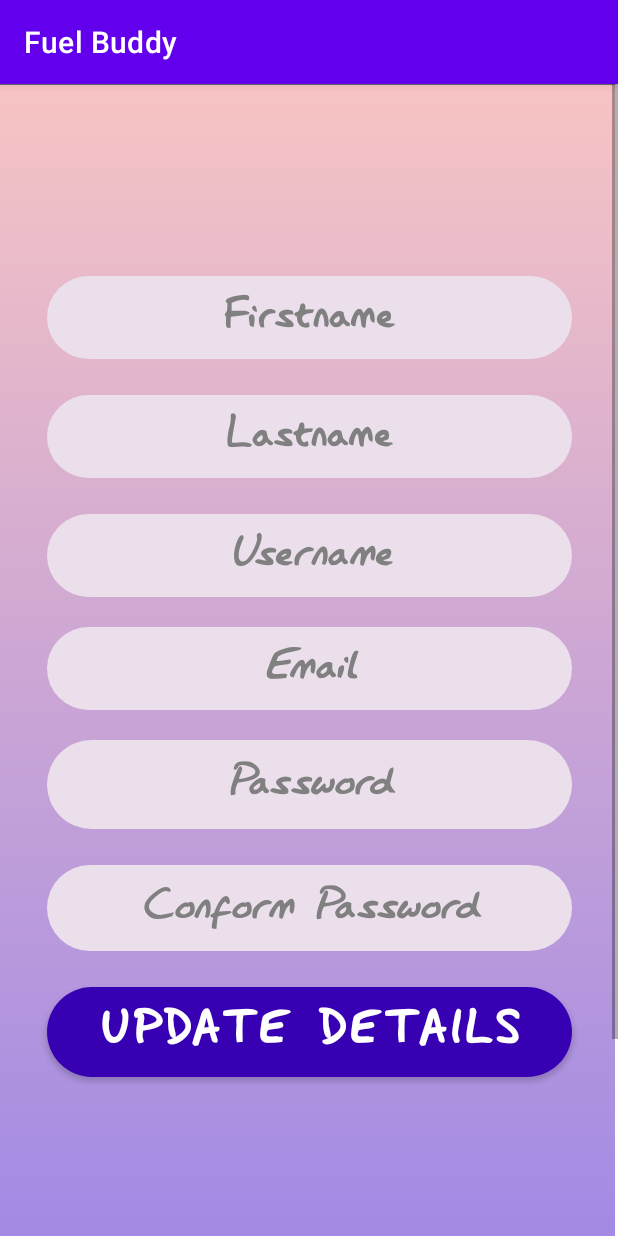
After one commit to Kethaka-fonseka/Fuel-Management-Application-Frontend, an Android app: the UserProfileActivity screen opened directly, with no data from a screen before it, on a phone screen of 412 x 824 dp. The commit adds this screen. Run offline under Robolectric (Android 15) with nearby library versions, the light colour scheme and no system bars.

Commit message:
added user profile

```diff
--- /dev/null
+++ b/app/src/main/java/com/example/fuel_management/Activities/UserProfileActivity.java
@@ -0,0 +1,16 @@
+package com.example.fuel_management.Activities;
+
+import androidx.appcompat.app.AppCompatActivity;
+
+import android.os.Bundle;
+
+import com.example.fuel_management.R;
+
+public class UserProfileActivity extends AppCompatActivity {
+
+    @Override
+    protected void onCreate(Bundle savedInstanceState) {
+        super.onCreate(savedInstanceState);
+        setContentView(R.layout.activity_user_profile);
+    }
+}
--- /dev/null
+++ b/app/src/main/res/layout/activity_user_profile.xml
@@ -0,0 +1,202 @@
+<?xml version="1.0" encoding="utf-8"?>
+<androidx.constraintlayout.widget.ConstraintLayout xmlns:android="http://schemas.android.com/apk/res/android"
+    xmlns:app="http://schemas.android.com/apk/res-auto"
+    xmlns:tools="http://schemas.android.com/tools"
+    android:layout_width="match_parent"
+    android:layout_height="match_parent">
+
+    <ScrollView
+        android:layout_width="match_parent"
+        android:layout_height="match_parent"
+        app:layout_constraintBottom_toBottomOf="parent"
+        app:layout_constraintEnd_toEndOf="parent"
+        app:layout_constraintStart_toStartOf="parent"
+        app:layout_constraintTop_toTopOf="parent">
+
+        <androidx.constraintlayout.widget.ConstraintLayout
+            android:layout_width="match_parent"
+            android:layout_height="match_parent">
+
+            <ImageView
+                android:id="@+id/background_img"
+                android:layout_width="410dp"
+                android:layout_height="match_parent"
+                android:scaleType="centerCrop"
+                app:layout_constraintBottom_toBottomOf="parent"
+                app:layout_constraintEnd_toEndOf="parent"
+                app:layout_constraintHorizontal_bias="0.0"
+                app:layout_constraintStart_toStartOf="parent"
+                app:layout_constraintTop_toTopOf="parent"
+                app:layout_constraintVertical_bias="1.0"
+                app:srcCompat="@drawable/background" />
+
+            <EditText
+                android:id="@+id/Edt_User_Profile_Username"
+                android:layout_width="350dp"
+                android:layout_height="55dp"
+                android:layout_marginStart="24dp"
+                android:layout_marginTop="24dp"
+                android:layout_marginEnd="24dp"
+                android:background="@drawable/edittext_background"
+                android:ems="10"
+                android:fontFamily="@font/lazy_dog"
+                android:hint="@string/Username"
+                android:inputType="none"
+                android:textAlignment="center"
+                android:textColor="@color/black"
+                android:textColorHint="@color/gray"
+                android:textSize="34sp"
+                android:textStyle="italic"
+                app:layout_constraintEnd_toEndOf="parent"
+                app:layout_constraintHorizontal_bias="0.538"
+                app:layout_constraintStart_toStartOf="parent"
+                app:layout_constraintTop_toBottomOf="@+id/Edt_User_Profile_Lastname" />
+
+            <EditText
+                android:id="@+id/Edt_User_Profile_Firstname"
+                android:layout_width="350dp"
+                android:layout_height="55dp"
+                android:layout_marginStart="24dp"
+                android:layout_marginTop="128dp"
+                android:layout_marginEnd="24dp"
+                android:background="@drawable/edittext_background"
+                android:ems="10"
+                android:fontFamily="@font/lazy_dog"
+                android:hint="@string/FirstName"
+                android:inputType="none"
+                android:textAlignment="center"
+                android:textColor="@color/black"
+                android:textColorHint="@color/gray"
+                android:textSize="34sp"
+                app:layout_constraintEnd_toEndOf="parent"
+                app:layout_constraintHorizontal_bias="0.538"
+                app:layout_constraintStart_toStartOf="parent"
+                app:layout_constraintTop_toTopOf="parent" />
+
+            <EditText
+                android:id="@+id/Edt_User_Profile_Lastname"
+                android:layout_width="350dp"
+                android:layout_height="55dp"
+                android:layout_marginStart="24dp"
+                android:layout_marginTop="24dp"
+                android:layout_marginEnd="24dp"
+                android:background="@drawable/edittext_background"
+                android:ems="10"
+                android:fontFamily="@font/lazy_dog"
+                android:hint="@string/LastName"
+                android:inputType="none"
+                android:textAlignment="center"
+                android:textColor="@color/black"
+                android:textColorHint="@color/gray"
+                android:textSize="34sp"
+                app:layout_constraintEnd_toEndOf="parent"
+                app:layout_constraintHorizontal_bias="0.538"
+                app:layout_constraintStart_toStartOf="parent"
+                app:layout_constraintTop_toBottomOf="@+id/Edt_User_Profile_Firstname" />
+
+            <EditText
+                android:id="@+id/Edt_User_Profile_Email"
+                android:layout_width="350dp"
+                android:layout_height="55dp"
+                android:layout_marginStart="24dp"
+                android:layout_marginTop="20dp"
+                android:layout_marginEnd="24dp"
+                android:background="@drawable/edittext_background"
+                android:ems="10"
+                android:fontFamily="@font/lazy_dog"
+                android:hint="@string/Email"
+                android:inputType="none"
+                android:textAlignment="center"
+                android:textColor="#070707"
+                android:textColorHint="@color/gray"
+                android:textSize="34sp"
+                android:textStyle="italic"
+                app:layout_constraintEnd_toEndOf="parent"
+                app:layout_constraintHorizontal_bias="0.538"
+                app:layout_constraintStart_toStartOf="parent"
+                app:layout_constraintTop_toBottomOf="@+id/Edt_User_Profile_Username" />
+
+            <EditText
+                android:id="@+id/Edt_User_Profile_Password"
+                android:layout_width="350dp"
+                android:layout_height="59dp"
+                android:layout_marginStart="24dp"
+                android:layout_marginTop="20dp"
+                android:layout_marginEnd="24dp"
+                android:background="@drawable/edittext_background"
+                android:ems="10"
+                android:fontFamily="@font/lazy_dog"
+                android:hint="@string/password"
+                android:inputType="none"
+                android:textAlignment="center"
+                android:textColor="#070707"
+                android:textColorHint="@color/gray"
+                android:textSize="34sp"
+                android:textStyle="italic"
+                app:layout_constraintEnd_toEndOf="parent"
+                app:layout_constraintHorizontal_bias="0.538"
+                app:layout_constraintStart_toStartOf="parent"
+                app:layout_constraintTop_toBottomOf="@+id/Edt_User_Profile_Email" />
+
+            <EditText
+                android:id="@+id/Edt_User_Profile_ConfirmPassword"
+                android:layout_width="350dp"
+                android:layout_height="57dp"
+                android:layout_marginStart="24dp"
+                android:layout_marginTop="24dp"
+                android:layout_marginEnd="24dp"
+                android:background="@drawable/edittext_background"
+                android:ems="10"
+                android:fontFamily="@font/lazy_dog"
+                android:hint="@string/conform_password"
+                android:inputType="none"
+                android:textAlignment="center"
+                android:textColor="#070707"
+                android:textColorHint="@color/gray"
+                android:textSize="34sp"
+                android:textStyle="italic"
+                app:layout_constraintEnd_toEndOf="parent"
+                app:layout_constraintHorizontal_bias="0.538"
+                app:layout_constraintStart_toStartOf="parent"
+                app:layout_constraintTop_toBottomOf="@+id/Edt_User_Profile_Password" />
+
+            <Button
+                android:id="@+id/Btn_User_Profile"
+                android:layout_width="350dp"
+                android:layout_height="60dp"
+                android:layout_marginStart="24dp"
+                android:layout_marginTop="24dp"
+                android:layout_marginEnd="24dp"
+                android:background="@drawable/login_signup_button"
+                android:fontFamily="@font/lazy_dog"
+                android:text="@string/edit_details"
+                android:textAlignment="center"
+                android:textAllCaps="true"
+                android:textColor="@color/white"
+                android:textSize="34sp"
+                android:textStyle="bold"
+                app:backgroundTint="@color/purple_700"
+                app:layout_constraintEnd_toEndOf="parent"
+                app:layout_constraintHorizontal_bias="0.538"
+                app:layout_constraintStart_toStartOf="parent"
+                app:layout_constraintTop_toBottomOf="@+id/Edt_User_Profile_ConfirmPassword" />
+
+            <Button
+                android:id="@+id/Btn_User_Profile_Update_Now"
+                android:layout_width="wrap_content"
+                android:layout_height="wrap_content"
+                android:text="Update Now"
+                android:visibility="gone"
+                app:layout_constraintBottom_toBottomOf="@+id/Btn_User_Profile"
+                app:layout_constraintEnd_toEndOf="parent"
+                app:layout_constraintHorizontal_bias="0.498"
+                app:layout_constraintStart_toStartOf="parent"
+                app:layout_constraintTop_toTopOf="parent"
+                app:layout_constraintVertical_bias="0.98" />
+
+
+        </androidx.constraintlayout.widget.ConstraintLayout>
+
+    </ScrollView>
+
+</androidx.constraintlayout.widget.ConstraintLayout>
--- a/app/src/main/res/values/strings.xml
+++ b/app/src/main/res/values/strings.xml
@@ -67,6 +67,7 @@
     <string name="Save">Save</string>
     <string name="empty">No Filling Stations to display.</string>
     <string name="Want_to_exit_this_queue">Are you want to exit from this queue?</string>
+    <string name="edit_details">Update Details</string>
     <string-array name="locations">
         <item>Colombo</item>
         <item>Kalutara</item>
```
Also changed, not shown: app/src/main/AndroidManifest.xml (+16 -10 lines).
